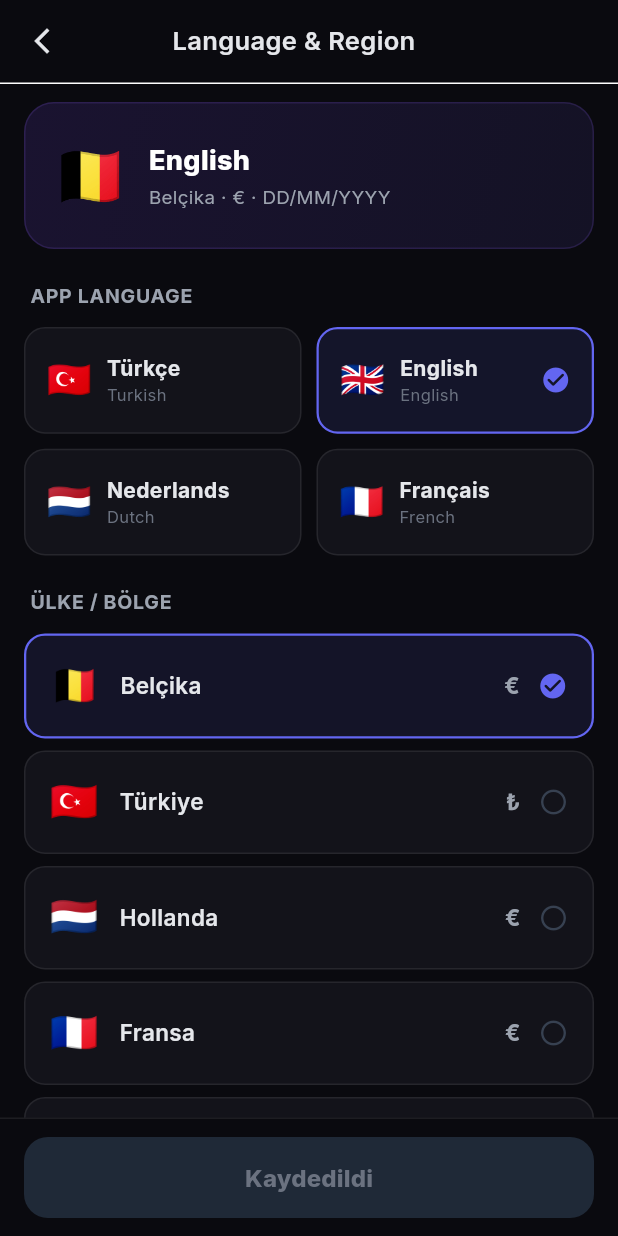
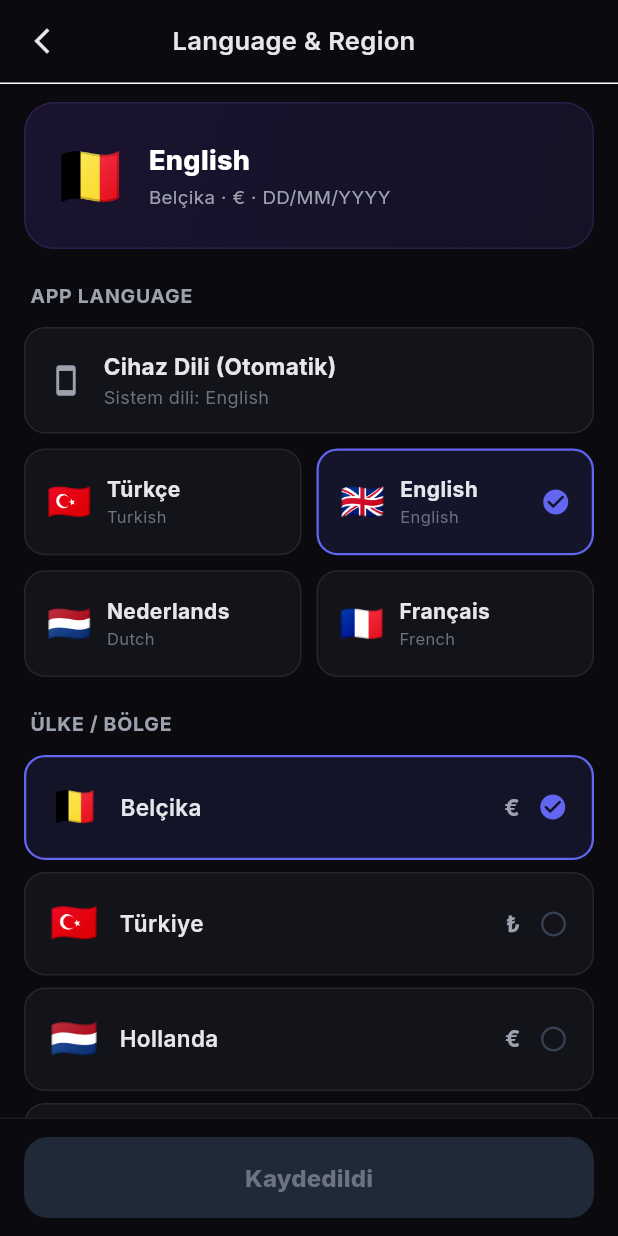
Before and after one commit to mcemkoca/familyhub, a Flutter app: the LanguageSettingsScreen screen opened by its route, on a phone screen of 412 x 824 dp. Run offline on Flutter 3.47's test engine with Material 3 defaults, Android fonts, the phone set to English and light mode, and no system bars; our stand-ins replace app_links, audioplayers, cached_network_image, connectivity_plus, emoji_picker_flutter, envied and 35 more; missing offline and left inert: amplitude_flutter, device_calendar, encrypt, extension_google_sign_in_as_googleapis_auth, file_selector, flutter_stripe and 10 more; accounts and stored records are empty; generated files the repository leaves out were written again.

Commit message:
feat: cihaz dili algılama — ilk açılışta sistem dili + "Cihaz Dili (Otomatik)" seçeneği
- localeProvider: kayıtlı dil yoksa (ilk açılış) CİHAZ sistem dilini algılar
  (tr/en/nl/fr → biri; değilse Türkçe), kaydeder ve uygular.
- Dil ayarları ekranına "Cihaz Dili (Otomatik)" kartı: seçilirse uygulama cihazın
  sistem dilini takip eder (useDeviceLanguage bayrağı Hive'da). Sistem dili canlı gösterilir.

flutter analyze: 0 sorun. build başarılı.

Co-Authored-By: Claude Opus 4.8 <noreply@anthropic.com>

```diff
--- a/lib/presentation/screens/settings/language_settings_screen.dart
+++ b/lib/presentation/screens/settings/language_settings_screen.dart
@@ -33,6 +33,22 @@ class _LanguageSettingsScreenState
 
   bool _saving = false;
 
+  // Cihaz dili (otomatik) modu — açılışta kayıtlı dil yoksa cihaz dili kullanılır.
+  late bool _savedDevice;
+  late bool _draftDevice;
+
+  /// Cihazın sistem dili (tr/en/nl/fr'den biri, değilse Türkçe).
+  String get _deviceLanguageLabel {
+    final code =
+        WidgetsBinding.instance.platformDispatcher.locale.languageCode;
+    return switch (code) {
+      'en' => 'English',
+      'nl' => 'Nederlands',
+      'fr' => 'Français',
+      _ => 'Türkçe',
+    };
+  }
+
   // Dil kartları: (etiket, bayrak, yerel ad, İngilizce ad)
   static const _languages = <(String, String, String, String)>[
     ('Türkçe', '🇹🇷', 'Türkçe', 'Turkish'),
@@ -45,15 +61,21 @@ class _LanguageSettingsScreenState
   @override
   void initState() {
     super.initState();
-    _savedLanguage = HiveService.getSetting('language') ?? 'Türkçe';
+    // 'deviceLang' bayrağı: kullanıcı cihaz dilini takip etmeyi seçtiyse.
+    _savedDevice = HiveService.getBoolSetting('useDeviceLanguage',
+        defaultValue: false);
+    _savedLanguage =
+        _savedDevice ? _deviceLanguageLabel : (HiveService.getSetting('language') ?? 'Türkçe');
     _savedCountry = HiveService.getSetting('country') ?? 'BE';
     _savedDateFormat = HiveService.getSetting('dateFormat') ?? 'DD/MM/YYYY';
+    _draftDevice = _savedDevice;
     _draftLanguage = _savedLanguage;
     _draftCountry = _savedCountry;
     _draftDateFormat = _savedDateFormat;
   }
 
   bool get _dirty =>
+      _draftDevice != _savedDevice ||
       _draftLanguage != _savedLanguage ||
       _draftCountry != _savedCountry ||
       _draftDateFormat != _savedDateFormat;
@@ -67,7 +89,18 @@ class _LanguageSettingsScreenState
 
   void _pickLanguage(String lang) {
     HapticFeedback.selectionClick();
-    setState(() => _draftLanguage = lang);
+    setState(() {
+      _draftLanguage = lang;
+      _draftDevice = false;
+    });
+  }
+
+  void _pickDeviceLanguage() {
+    HapticFeedback.selectionClick();
+    setState(() {
+      _draftDevice = true;
+      _draftLanguage = _deviceLanguageLabel;
+    });
   }
 
   void _pickCountry(Country c) {
@@ -93,7 +126,12 @@ class _LanguageSettingsScreenState
       orElse: () => CountryConfig.all.first,
     );
 
-    await HiveService.setSetting('language', _draftLanguage);
+    // Cihaz dili modu: sabit dil yerine cihazın sistem dili takip edilir.
+    final effectiveLang =
+        _draftDevice ? _deviceLanguageLabel : _draftLanguage;
+
+    await HiveService.setBoolSetting('useDeviceLanguage', _draftDevice);
+    await HiveService.setSetting('language', effectiveLang);
     await HiveService.setSetting('country', country.code);
     await HiveService.setSetting('region', country.name);
     await HiveService.setSetting('currency', country.currencyCode);
@@ -102,11 +140,13 @@ class _LanguageSettingsScreenState
 
     // Sağlayıcıları güncelle → uygulama anında yeni dile/bölgeye geçer.
     ref.read(countryProvider.notifier).state = country.code;
-    ref.read(localeProvider.notifier).state = _localeFor(_draftLanguage);
+    ref.read(localeProvider.notifier).state = _localeFor(effectiveLang);
     NotificationService.refreshTimezone();
 
     setState(() {
-      _savedLanguage = _draftLanguage;
+      _savedDevice = _draftDevice;
+      _savedLanguage = effectiveLang;
+      _draftLanguage = effectiveLang;
       _savedCountry = _draftCountry;
       _savedDateFormat = _draftDateFormat;
       _saving = false;
@@ -188,6 +228,52 @@ class _LanguageSettingsScreenState
 
           _sectionTitle(AppLocalizations.of(context).uygulamaDili),
           const SizedBox(height: 10),
+          // Cihaz dili (otomatik) — seçilirse uygulama cihazın sistem dilini takip eder.
+          GestureDetector(
+            onTap: _pickDeviceLanguage,
+            child: AnimatedContainer(
+              duration: const Duration(milliseconds: 160),
+              padding: const EdgeInsets.symmetric(horizontal: 16, vertical: 14),
+              margin: const EdgeInsets.only(bottom: 10),
+              decoration: BoxDecoration(
+                color: _draftDevice
+                    ? const Color(0xFF6366F1).withAlpha(28)
+                    : const Color(0xFF13131A),
+                borderRadius: BorderRadius.circular(14),
+                border: Border.all(
+                  color: _draftDevice
+                      ? const Color(0xFF6366F1)
+                      : const Color(0x14FFFFFF),
+                  width: _draftDevice ? 1.5 : 1,
+                ),
+              ),
+              child: Row(
+                children: [
+                  const Icon(Icons.smartphone_rounded,
+                      color: Color(0xFF9CA3AF), size: 22),
+                  const SizedBox(width: 14),
+                  Expanded(
+                    child: Column(
+                      crossAxisAlignment: CrossAxisAlignment.start,
+                      children: [
+                        const Text('Cihaz Dili (Otomatik)',
+                            style: TextStyle(
+                                color: Color(0xFFE5E7EB),
+                                fontSize: 15,
+                                fontWeight: FontWeight.w700)),
+                        Text('Sistem dili: $_deviceLanguageLabel',
+                            style: const TextStyle(
+                                color: Color(0xFF6B7280), fontSize: 12)),
+                      ],
+                    ),
+                  ),
+                  if (_draftDevice)
+                    const Icon(Icons.check_circle_rounded,
+                        color: Color(0xFF6366F1), size: 20),
+                ],
+              ),
+            ),
+          ),
           GridView.count(
             crossAxisCount: 2,
             shrinkWrap: true,
@@ -196,7 +282,7 @@ class _LanguageSettingsScreenState
             crossAxisSpacing: 10,
             childAspectRatio: 2.6,
             children: _languages.map((l) {
-              final sel = _draftLanguage == l.$1;
+              final sel = !_draftDevice && _draftLanguage == l.$1;
               return _LangCard(
                 flag: l.$2,
                 native: l.$3,
```
Also changed, not shown: lib/presentation/providers/app_providers.dart (+32 -2 lines).
